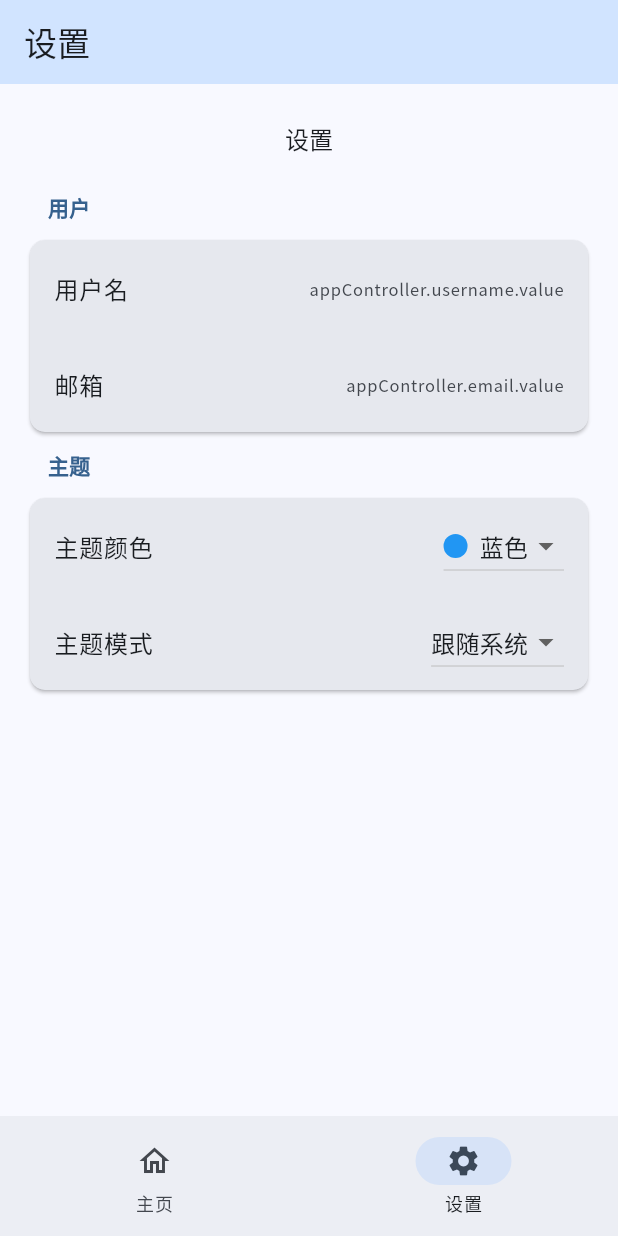
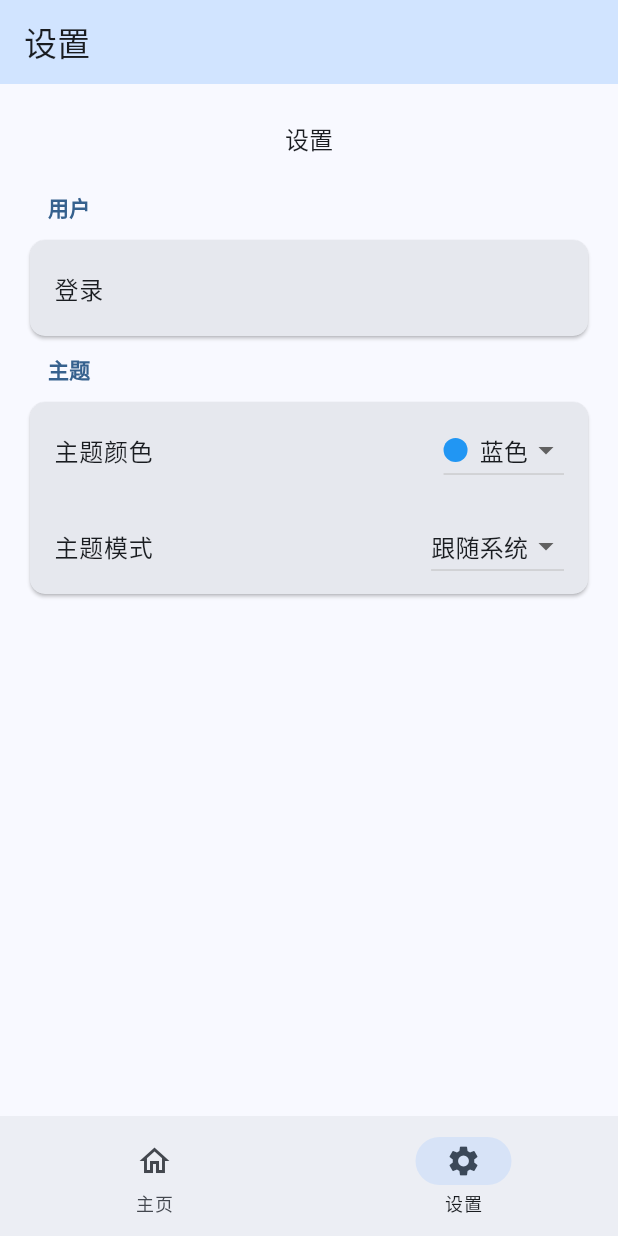
Before and after one commit to blinkspark/mist-tools, a Flutter app: the screen it shows after launch, item 2 of the bottom bar chosen, on a phone screen of 412 x 824 dp. Run offline on Flutter 3.47's test engine with Material 3 defaults, Android fonts, the phone set to English and light mode, and no system bars; our stand-ins replace get, google_fonts, logger.

Commit message:
优化设置页面，简化主题颜色和用户信息的显示逻辑

```diff
--- a/lib/pages/settings.dart
+++ b/lib/pages/settings.dart
@@ -9,15 +9,16 @@ class SettingsPage extends StatelessWidget {
 
   @override
   Widget build(BuildContext context) {
-    final appController = Get.find<AppController>();    final colors = [
-      const Color(0xFF2196F3), // 蓝色 (Colors.blue.shade500)
-      const Color(0xFFF44336), // 红色 (Colors.red.shade500)
-      const Color(0xFF4CAF50), // 绿色 (Colors.green.shade500)
-      const Color(0xFFFF9800), // 橙色 (Colors.orange.shade500)
-      const Color(0xFF9C27B0), // 紫色 (Colors.purple.shade500)
-      const Color(0xFF009688), // 青色 (Colors.teal.shade500)
-      const Color(0xFFE91E63), // 粉色 (Colors.pink.shade500)
-      const Color(0xFF795548), // 棕色 (Colors.brown.shade500)
+    final appController = Get.find<AppController>();
+    final colors = [
+      const Color(0xFF2196F3), // 蓝色
+      const Color(0xFFF44336), // 红色
+      const Color(0xFF4CAF50), // 绿色
+      const Color(0xFFFF9800), // 橙色
+      const Color(0xFF9C27B0), // 紫色
+      const Color(0xFF009688), // 青色
+      const Color(0xFFE91E63), // 粉色
+      const Color(0xFF795548), // 棕色
     ];
     final colorLabels = ['蓝色', '红色', '绿色', '橙色', '紫色', '青色', '粉色', '棕色'];
     final themeModes = [ThemeMode.system, ThemeMode.light, ThemeMode.dark];
@@ -34,13 +35,7 @@ class SettingsPage extends StatelessWidget {
             title: '用户',
             children: [
               SettingSectionItem(
-                title: '用户名',
-                trailing: Text('appController.username.value'),
-                onPressed: () {},
-              ),
-              SettingSectionItem(
-                title: '邮箱',
-                trailing: Text('appController.email.value'),
+                title: '登录',
                 onPressed: () {},
               ),
             ],
```
